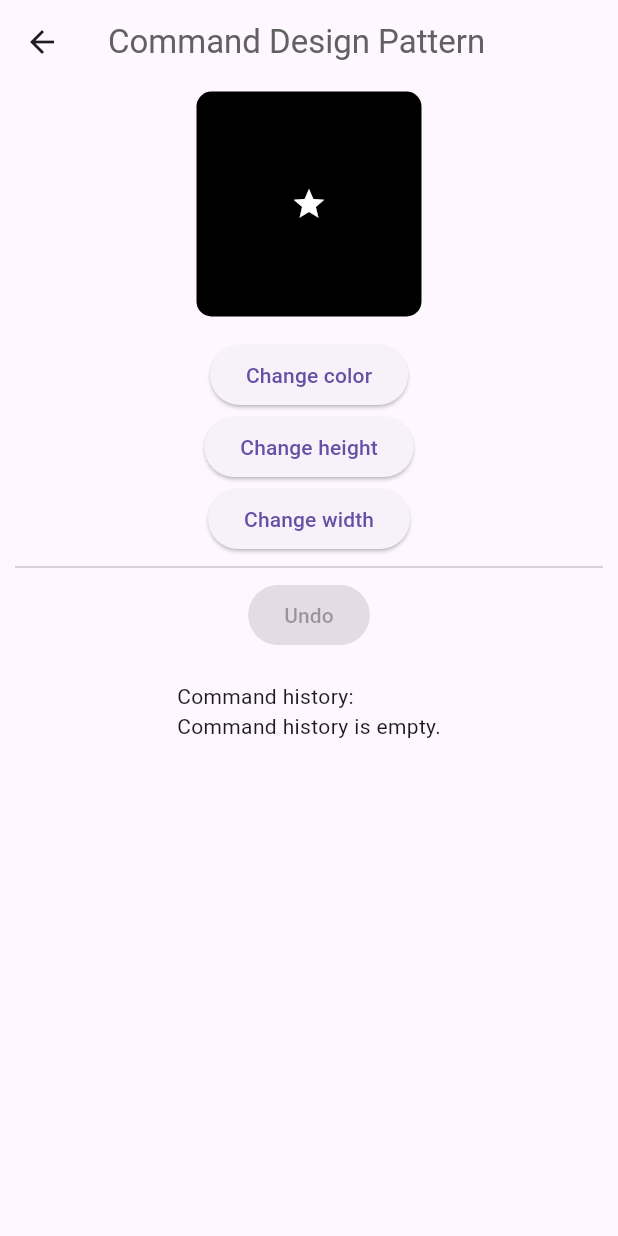
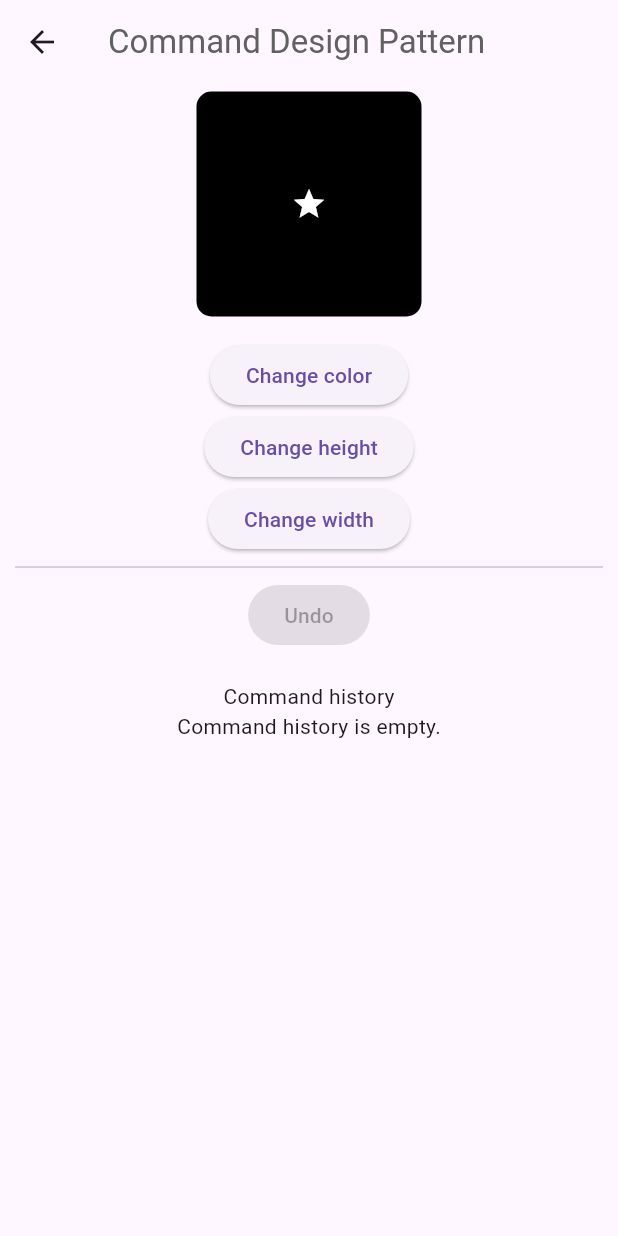
Before and after one commit to nozomi-koborinai/flutter-sandbox, a Flutter app: the CommandExamplePage screen opened directly, on a phone screen of 412 x 824 dp. Run offline on Flutter 3.47's test engine with Material 2 defaults, Android fonts, the phone set to English and light mode, and no system bars; our stand-ins replace firebase_core; missing offline and left inert: scratcher; accounts and stored records are empty.

Commit message:
🐛 fix: columnのalignment指定誤り

```diff
--- a/lib/samples/command_design_pattern/widget/component/command_history_column.dart
+++ b/lib/samples/command_design_pattern/widget/component/command_history_column.dart
@@ -12,10 +12,10 @@ class CommandHistoryColumn extends StatelessWidget {
   Widget build(BuildContext context) {
     return SingleChildScrollView(
       child: Column(
-        crossAxisAlignment: CrossAxisAlignment.start,
+        crossAxisAlignment: CrossAxisAlignment.center,
         children: [
           const Text(
-            'Command history:',
+            'Command history',
           ),
           if (commandList.isEmpty) const Text('Command history is empty.'),
           for (var i = 0; i < commandList.length; i++)
```
